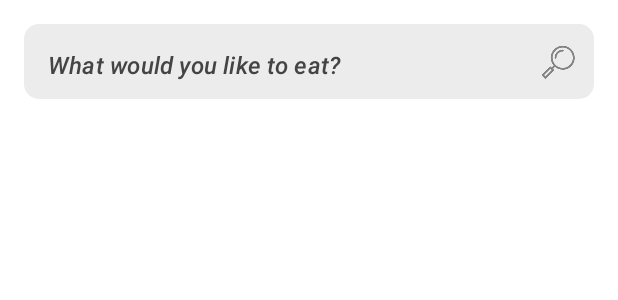
After one commit to leetoneee/food_ordering, an Android app built with Jetpack Compose: the @Preview function Search, on a phone screen of 412 x 824 dp. The commit adds this screen. Shown: the top 300 px of the screen. Run offline under Robolectric (Android 15) with nearby library versions, the phone set to English and light mode, and no system bars.

Commit message:
feat(Search): UI Search in Dashboard

```diff
--- a/app/src/main/java/com/example/foodordering/Activity/Dashboard/MainActivity.kt
+++ b/app/src/main/java/com/example/foodordering/Activity/Dashboard/MainActivity.kt
@@ -61,6 +61,9 @@ fun MainScreen(){
             item {
                 Banner(banners, showBannerLoading)
             }
+            item {
+                Search()
+            }
         }
     }
 }
--- /dev/null
+++ b/app/src/main/java/com/example/foodordering/Activity/Dashboard/Search.kt
@@ -0,0 +1,64 @@
+package com.example.foodordering.Activity.Dashboard
+
+import androidx.compose.foundation.Image
+import androidx.compose.foundation.background
+import androidx.compose.foundation.layout.fillMaxWidth
+import androidx.compose.foundation.layout.height
+import androidx.compose.foundation.layout.padding
+import androidx.compose.foundation.layout.size
+import androidx.compose.foundation.shape.CircleShape
+import androidx.compose.foundation.shape.RoundedCornerShape
+import androidx.compose.material.TextField
+import androidx.compose.material.TextFieldDefaults
+import androidx.compose.material.Text
+import androidx.compose.runtime.Composable
+import androidx.compose.runtime.getValue
+import androidx.compose.runtime.mutableStateOf
+import androidx.compose.runtime.saveable.rememberSaveable
+import androidx.compose.runtime.setValue
+import androidx.compose.ui.Modifier
+import androidx.compose.ui.graphics.Color
+import androidx.compose.ui.res.colorResource
+import androidx.compose.ui.res.painterResource
+import androidx.compose.ui.text.font.FontStyle
+import androidx.compose.ui.text.font.FontWeight
+import androidx.compose.ui.tooling.preview.Preview
+import androidx.compose.ui.unit.dp
+import com.example.foodordering.R
+
+@Composable
+@Preview(backgroundColor = 0xFFFFFFF)
+fun Search() {
+    var text by rememberSaveable { mutableStateOf("") }
+    TextField(
+        value = text, onValueChange = { text = it },
+        label = {
+            Text(
+                text = "What would you like to eat?",
+                fontStyle = FontStyle.Italic,
+                fontWeight = FontWeight.SemiBold,
+                color = Color.DarkGray
+            )
+        },
+        trailingIcon = {
+            Image(
+                painter = painterResource(R.drawable.search),
+                contentDescription = null,
+                modifier = Modifier.size(22.dp)
+            )
+        },
+        shape = RoundedCornerShape(10.dp),
+        colors = TextFieldDefaults.outlinedTextFieldColors(
+            backgroundColor = colorResource(R.color.grey),
+            focusedBorderColor = Color.Transparent,
+            unfocusedBorderColor = Color.Transparent,
+            unfocusedLabelColor = Color.Transparent,
+            textColor = Color.DarkGray,
+        ),
+        modifier = Modifier
+            .fillMaxWidth()
+            .padding(16.dp)
+            .height(50.dp)
+            .background(color = colorResource(R.color.grey), CircleShape)
+    )
+}
```
Also changed, not shown: app/src/main/java/com/example/foodordering/Activity/Dashboard/Banner.kt (+6 -5 lines).
